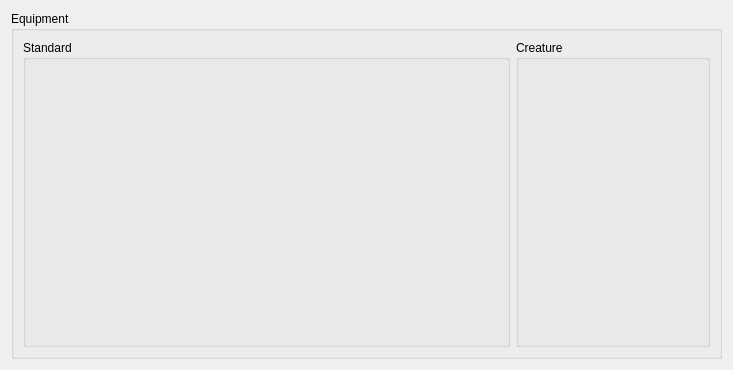
First picture: the form in src/widgets/CreatureView/creatureequipview.ui, repository jd28/arclight, before the edit.
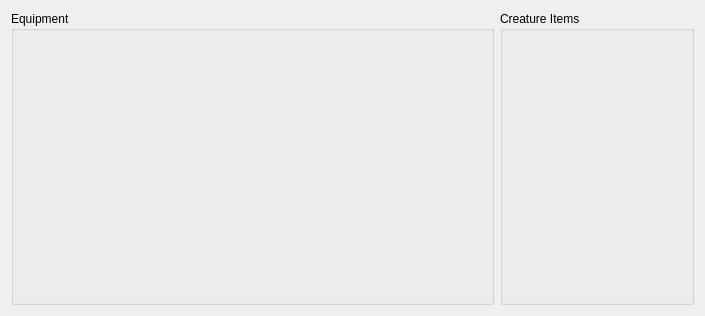
Second picture: the form after the edit. Icons and pictures are not drawn. Custom widgets are drawn as their Qt base class.

Commit message: [widgets] add: CreatureInventoryPanel and associated views

What changed in the file:
```diff
--- a/src/widgets/CreatureView/creatureequipview.ui
+++ b/src/widgets/CreatureView/creatureequipview.ui
@@ -6,8 +6,8 @@
    <rect>
     <x>0</x>
     <y>0</y>
-    <width>733</width>
-    <height>370</height>
+    <width>705</width>
+    <height>316</height>
    </rect>
   </property>
   <property name="sizePolicy">
@@ -21,12 +21,6 @@
   </property>
   <layout class="QHBoxLayout" name="horizontalLayout_3">
    <item>
-    <widget class="QGroupBox" name="groupBox_12">
-     <property name="title">
-      <string>Equipment</string>
-     </property>
-     <layout class="QHBoxLayout" name="horizontalLayout_9">
-      <item>
        <widget class="QGroupBox" name="groupBox">
         <property name="sizePolicy">
          <sizepolicy hsizetype="Preferred" vsizetype="Preferred">
@@ -35,7 +29,7 @@
          </sizepolicy>
         </property>
         <property name="title">
-         <string>Standard</string>
+      <string>Equipment</string>
         </property>
         <layout class="QHBoxLayout" name="horizontalLayout_6">
          <item>
@@ -691,7 +685,7 @@
          </sizepolicy>
         </property>
         <property name="title">
-         <string>Creature</string>
+      <string>Creature Items</string>
         </property>
         <layout class="QVBoxLayout" name="verticalLayout_6">
          <item>
@@ -834,9 +828,6 @@
                  <property name="pixmap">
                   <pixmap resource="resources.qrc">:/resources/images/inv_slot_cre_skin.png</pixmap>
                  </property>
-                </widget>
-               </item>
-              </layout>
              </widget>
             </item>
            </layout>
```
Lines whose indentation alone changed are shown as unchanged. The commit also changes 15 other files.
